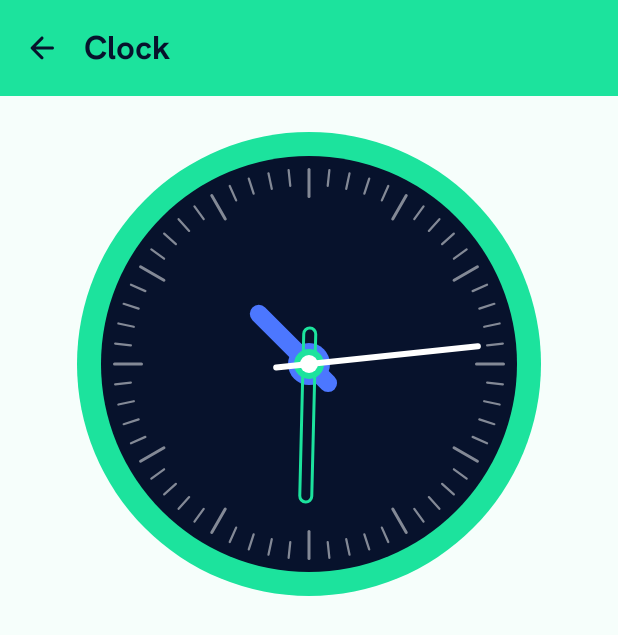
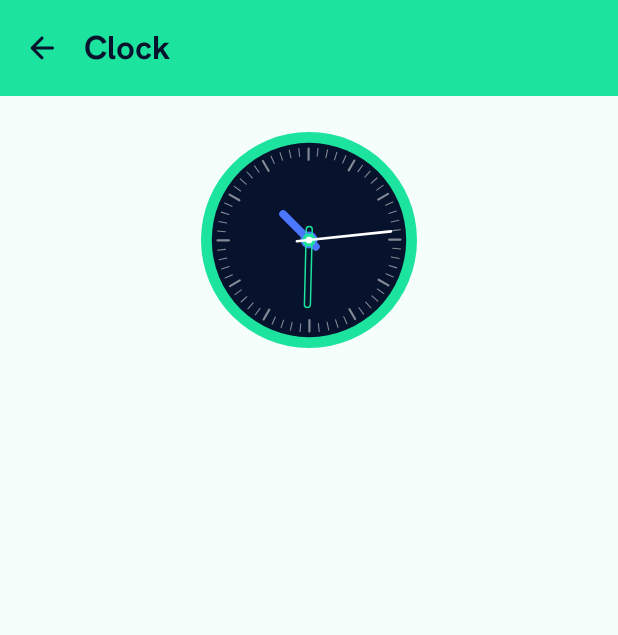
Before and after one commit to prabhatsdp/compose-playground, an Android app built with Jetpack Compose: the ClockScreen screen opened through its navigation route, on a phone screen of 412 x 824 dp. Shown: the top 635 px of the screen. Run offline under Robolectric (Android 15) with nearby library versions, the phone set to English and light mode, and no system bars; our stand-ins replace Dagger/Hilt's generated code.

Commit message:
UI modifications for responsiveness

```diff
--- a/app/src/main/java/dev/prabhatpandey/composeplayground/features/clock/ClockScreen.kt
+++ b/app/src/main/java/dev/prabhatpandey/composeplayground/features/clock/ClockScreen.kt
@@ -28,7 +28,7 @@ fun ClockScreen(
         ) {
 
             CustomAnalogClock(
-                modifier = Modifier.fillMaxWidth(0.75f)
+                modifier = Modifier.fillMaxWidth(0.35f)
                     .padding(top = 24.dp),
                 clock = AnalogClock(time)
             )
--- a/app/src/main/java/dev/prabhatpandey/composeplayground/features/clock/components/CustomAnalogClock.kt
+++ b/app/src/main/java/dev/prabhatpandey/composeplayground/features/clock/components/CustomAnalogClock.kt
@@ -5,6 +5,8 @@ import androidx.compose.foundation.layout.Box
 import androidx.compose.foundation.layout.aspectRatio
 import androidx.compose.foundation.layout.fillMaxSize
 import androidx.compose.foundation.layout.fillMaxWidth
+import androidx.compose.foundation.layout.size
+import androidx.compose.foundation.layout.width
 import androidx.compose.material3.MaterialTheme
 import androidx.compose.material3.Surface
 import androidx.compose.runtime.Composable
@@ -29,9 +31,12 @@ import java.time.LocalDateTime
 fun CustomAnalogClock(
     clock: AnalogClock,
     modifier: Modifier = Modifier,
-    primaryColor: Color = MaterialTheme.colorScheme.primary,
-    secondaryColor: Color = MaterialTheme.colorScheme.secondary,
-    tertiaryColor: Color = MaterialTheme.colorScheme.tertiary,
+    borderColor: Color = MaterialTheme.colorScheme.primary,
+    minuteHandColor: Color = MaterialTheme.colorScheme.primary,
+    secondHandColor: Color = Color.White,
+    minuteLinesColor: Color = Color.White.copy(alpha = 0.5f),
+    backgroundColor: Color = MaterialTheme.colorScheme.secondary,
+    hourHandColor: Color = MaterialTheme.colorScheme.tertiary,
 ) {
     Box(
         modifier = modifier
@@ -41,106 +46,116 @@ fun CustomAnalogClock(
             modifier = Modifier.fillMaxSize()
         ) {
             drawCircle(
-                color = primaryColor,
+                color = borderColor,
                 radius = size.maxDimension / 2f
             )
             drawCircle(
-                color = secondaryColor,
-                radius = (size.maxDimension / 2f) - 16.dp.toPx()
+                color = backgroundColor,
+                radius = (size.maxDimension / 2f) - (size.maxDimension / 20f)
             )
-            for (i in 1..60) {
-                rotate((360f / 60) * i) {
-                    drawRoundRect(
-                        color = Color.White.copy(alpha = 0.5f),
-                        topLeft = Offset(
-                            size.width / 2f - ( if (i.isAtHour()) 1.dp.toPx() else 0.75.dp.toPx()),
-                            24.dp.toPx()
-                        ),
-                        size = Size(
-                            if (i.isAtHour()) 2.dp.toPx() else 1.5.dp.toPx(),
-                            if (i.isAtHour()) 20.dp.toPx() else 12.dp.toPx()
-                        ),
-                        cornerRadius = CornerRadius(2.dp.toPx(), 2.dp.toPx())
-                    )
-                }
-            }
+            drawMinuteLines(minuteLinesColor)
         }
 
         Canvas(
             modifier = Modifier.fillMaxSize()
         ) {
 
-            drawHourHand(clock.hourHandRotationDegree.toFloat(), tertiaryColor)
+            drawHourHand(clock.hourHandRotationDegree.toFloat(), hourHandColor)
 
-            drawMinuteHand(clock.minuteHandRotationDegree.toFloat(), primaryColor)
+            drawMinuteHand(clock.minuteHandRotationDegree.toFloat(), minuteHandColor)
 
-            drawSecondHand(clock.secondHandRotationDegree.toFloat(), Color.White)
+            drawSecondHand(clock.secondHandRotationDegree.toFloat(), secondHandColor)
         }
 
     }
 }
 
-private fun DrawScope.drawHourHand(rotation: Float, color: Color,) {
+private fun DrawScope.drawMinuteLines(color: Color) {
+    for (i in 1..60) {
+        rotate(6f * i) {
+            drawRoundRect(
+                color = color,
+                topLeft = Offset(
+                    size.width / 2f - (if (i.isAtHour()) 1.dp.toPx() else 0.75.dp.toPx()),
+                    size.maxDimension / 14f
+                ),
+                size = Size(
+                    if (i.isAtHour()) size.width / 100f else size.width / 200f,
+                    if (i.isAtHour()) size.width / 16f else size.width / 24f
+                ),
+                cornerRadius = CornerRadius(2.dp.toPx(), 2.dp.toPx())
+            )
+        }
+    }
+}
+
+private fun DrawScope.drawHourHand(rotation: Float, color: Color) {
+    val thickness = size.minDimension / 28f
+    val length = size.minDimension / 4f
     rotate(degrees = rotation, pivot = center) {
         drawRoundRect(
             color = color,
             topLeft = Offset(
-                size.width / 2f - 6.dp.toPx(),
-                size.height / 4f + 24.dp.toPx()
+                size.width / 2f - thickness / 2f,
+                size.height / 4f + size.maxDimension / 16f
             ),
-            size = Size(12.dp.toPx(), size.height / 4f),
-            cornerRadius = CornerRadius(6.dp.toPx(), 6.dp.toPx()),
+            size = Size(thickness, length),
+            cornerRadius = CornerRadius(thickness / 2, thickness / 2),
             style = Fill
         )
     }
 
     drawCircle(
         color = color,
-        radius = 14.dp.toPx()
+        radius = thickness * 1.1f
     )
 }
 
-private fun DrawScope.drawMinuteHand(rotation: Float, color: Color,) {
+private fun DrawScope.drawMinuteHand(rotation: Float, color: Color) {
+    val thickness = size.width / 36f
+    val length = size.height / 2f - size.height / 8f
     rotate(degrees = rotation, pivot = center) {
         drawRoundRect(
             color = color,
             topLeft = Offset(
-                size.width / 2f - 4.dp.toPx(),
-                size.height / 8f + 24.dp.toPx()
+                (size.width / 2) - thickness / 2,
+                size.height / 8f + (size.maxDimension / 16f)
             ),
-            size = Size(8.dp.toPx(), size.height / 2f - size.height / 8f),
-            cornerRadius = CornerRadius(4.dp.toPx(), 4.dp.toPx()),
-            style = Stroke(2.dp.toPx())
+            size = Size(thickness, length),
+            cornerRadius = CornerRadius(thickness / 2, thickness / 2),
+            style = Stroke(thickness / 4)
         )
     }
 
     drawCircle(
         color = color,
-        radius = 10.dp.toPx()
+        radius = thickness * 1.1f
     )
 }
 
 private fun DrawScope.drawSecondHand(rotation: Float, color: Color) {
+    val thickness = size.width / 84f
+    val length = size.height / 2f - size.height / 20f
     rotate(degrees = rotation, pivot = center) {
         drawRoundRect(
             color = color,
             topLeft = Offset(
-                size.width / 2f - 2.dp.toPx(),
-                size.height / 20f + 24.dp.toPx()
+                size.width / 2f - thickness / 2f,
+                size.height / 20f + size.maxDimension / 16f
             ),
-            size = Size(4.dp.toPx(), size.height / 2f - size.height / 20f),
-            cornerRadius = CornerRadius(4.dp.toPx(), 4.dp.toPx()),
+            size = Size(thickness, length),
+            cornerRadius = CornerRadius(thickness / 2, thickness / 2),
             style = Fill
         )
     }
 
     drawCircle(
         color = color,
-        radius = 6.dp.toPx()
+        radius = thickness * 1.3f
     )
 }
 
-private fun Int.isAtHour() : Boolean {
+private fun Int.isAtHour(): Boolean {
     return this % 5 == 0
 }
 
@@ -159,3 +174,20 @@ fun PreviewAnalogClock() {
         }
     }
 }
+
+@Preview
+@Composable
+fun PreviewAnalogClockSmall() {
+    ComposePlaygroundTheme {
+        Surface(
+            modifier = Modifier.size(100.dp)
+        ) {
+            CustomAnalogClock(
+                modifier = Modifier.fillMaxWidth(),
+                clock = LocalDateTime.now().let {
+                    AnalogClock(ClockTime(it.hour, it.minute, it.second))
+                }
+            )
+        }
+    }
+}
```
